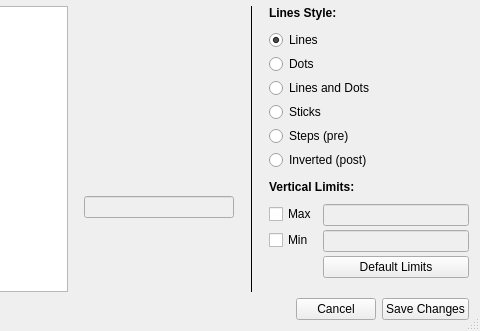
First picture: the form in plotjuggler_app/plotwidget_editor.ui, repository facontidavide/PlotJuggler, before the edit; both pictures show x 475 to 955 and y 326 to 657 of the 955 by 657 pixel window.
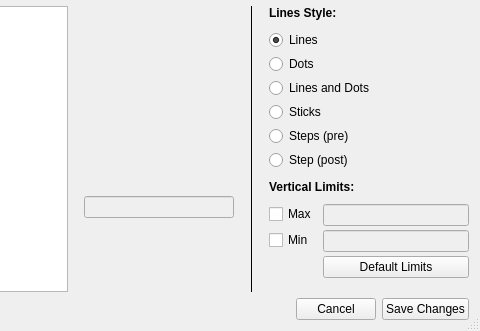
Second picture: the form after the edit.

Commit message: Fix steps naming

What changed in the file:
```diff
--- a/plotjuggler_app/plotwidget_editor.ui
+++ b/plotjuggler_app/plotwidget_editor.ui
@@ -351,7 +351,7 @@
             <item>
              <widget class="QRadioButton" name="radioStepsInv">
               <property name="text">
-               <string>Inverted (post)</string>
+               <string>Step (post)</string>
               </property>
              </widget>
             </item>
```
